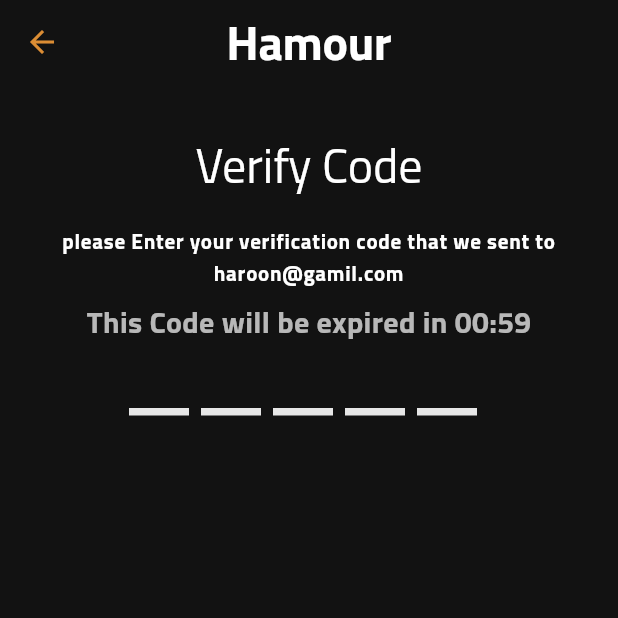
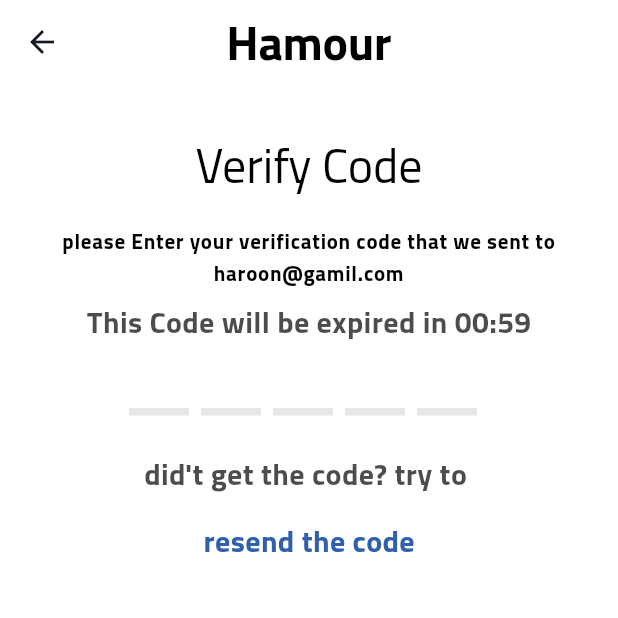
Before and after one commit to haroon911/hamour, a Flutter app: the VerificationScreen screen opened by its route, on a phone screen of 412 x 824 dp, the top half of it. Run offline on Flutter 3.47's test engine with Material 2 defaults, Android fonts, the phone set to English and light mode, and no system bars; drawn by our look-alikes of flutter_otp_text_field; our stand-ins replace font_awesome_flutter, get, shared_preferences, smooth_page_indicator; accounts and stored records are empty.

Commit message:
added the resend code

```diff
--- a/lib/core/localization/translation.dart
+++ b/lib/core/localization/translation.dart
@@ -103,6 +103,8 @@
     "newPassword": "new password",
     "newPasswordText": "Enter your new password",
     "codeExpire": "This Code will be expired in ",
+    "codeNotSend": "did't get the code? try to ",
+    "resend": "resend the code",
     //End of Sign up Screen
   };
   Map<String, String> authAr = {
@@ -155,7 +157,8 @@
     "newPassword": "كلمة السر الجديدة",
     "newPasswordText": "ادخل كلمة السر الجديدة",
     "codeExpire": "ينتهي كود التفعيل بعد ",
-
+    "codeNotSend": "لم تحصل على كود التفعيل؟ جرب ",
+    "resend": "اعادة ارسال كود التفعيل",
     // "forgot password": "تأكيد كلمة السر",
     //End of Sign up Screen
   };
--- a/lib/main.dart
+++ b/lib/main.dart
@@ -21,7 +21,8 @@
     final LocalController localController = Get.put(LocalController());
     return GetMaterialApp(
       title: 'Flutter Demo',
-      theme: HamourTheme.dark(),
+      theme: HamourTheme.light(),
+      // darkTheme: HamourTheme.dark(),
       translations: HamourTranslations(),
       locale: localController.language,
       // initialRoute: '/',
--- a/lib/views/components/auth/Widgets/recommendation.dart
+++ b/lib/views/components/auth/Widgets/recommendation.dart
@@ -17,6 +17,7 @@
   @override
   Widget build(BuildContext context) {
     return Wrap(
+      alignment: WrapAlignment.center,
       crossAxisAlignment: WrapCrossAlignment.center,
       children: [
         Padding(
--- a/lib/views/screens/auth/forgot_password/verification.dart
+++ b/lib/views/screens/auth/forgot_password/verification.dart
@@ -4,8 +4,10 @@
 import '../../../../controllers/auth/verification_controller.dart';
 import '../../../../core/functions/auth_app_bar.dart';
 import '../../../components/auth/Widgets/auth_intro.dart';
+import '../../../components/auth/Widgets/recommendation.dart';
 import '../../../components/auth/forgot_password/otp_input.dart';
 import '../../../components/auth/forgot_password/build_timer.dart';
+import '../../../components/size_configuration.dart';
 
 class VerificationScreen extends StatelessWidget {
   VerificationScreen({super.key});
@@ -33,6 +35,9 @@
                 ),
                 const BuildTimer(),
                 OtpInput(controller: controller),
+                SizedBox(height: SizeConfig.getProperateHight(16)),
+                const AuthRecommendation(
+                    question: 'codeNotSend', recommend: 'resend'),
               ],
             ),
           ),
```
